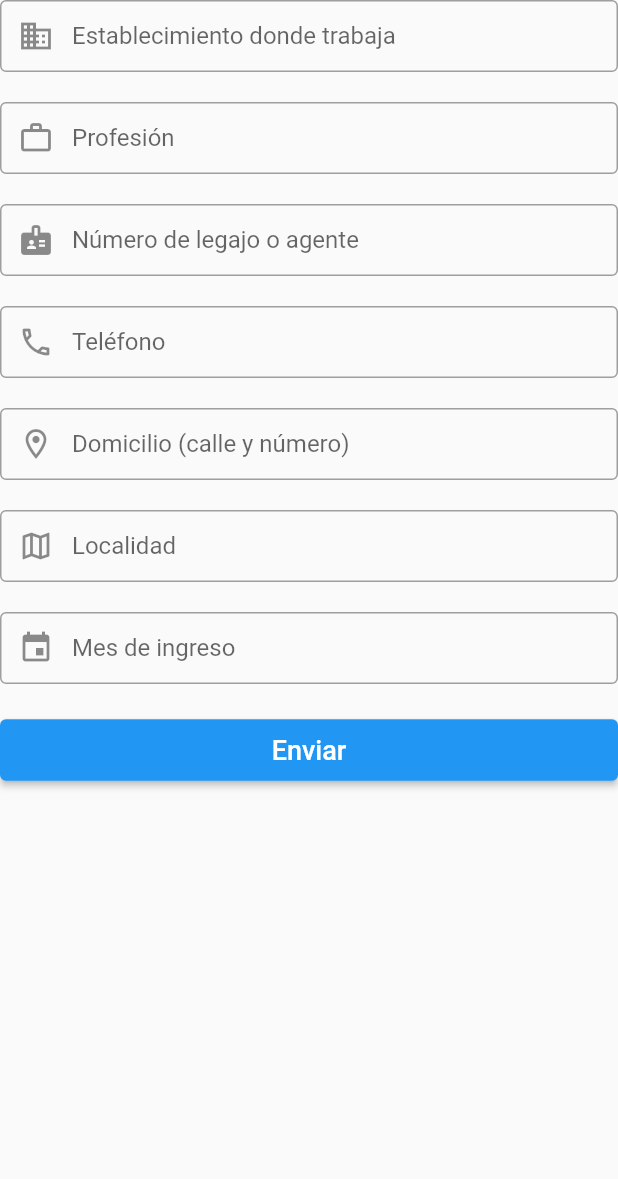
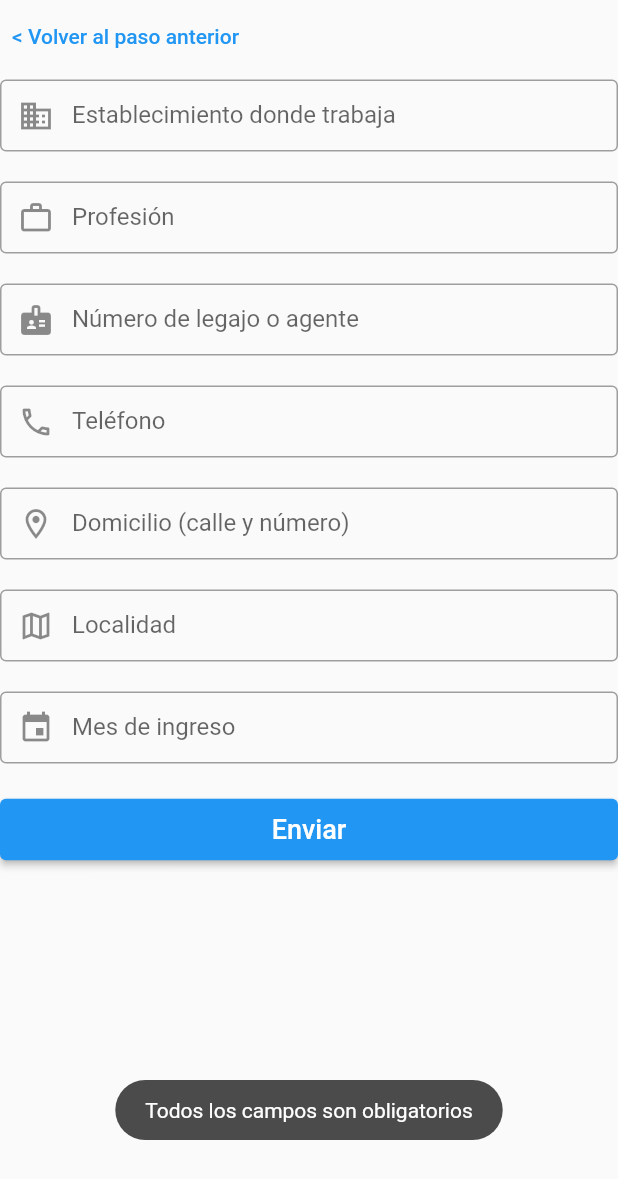
Before and after one commit to agustinwalter/ATSA, a Flutter app: the WorkingForm widget shown alone on an empty page, opened directly, after a tap on "Enviar", on a phone screen of 412 x 824 dp. Shown: the top 1179 px of the screen. Run offline on Flutter 3.47's test engine with Material 2 defaults, Android fonts, the phone set to English and light mode, and no system bars; our stand-ins replace cloud_firestore, firebase_auth, firebase_core, fluttertoast, font_awesome_flutter; accounts and stored records are empty.

Commit message:
Form model added and basic form functionality created.

```diff
--- a/lib/main.dart
+++ b/lib/main.dart
@@ -1,4 +1,5 @@
 import 'package:atsa/helpers/login_status.dart';
+import 'package:atsa/provider/form_provider.dart';
 import 'package:atsa/provider/user_provider.dart';
 import 'package:atsa/screens/business_screen.dart';
 import 'package:atsa/screens/login_process_screen.dart';
@@ -13,6 +14,7 @@ void main() {
     MultiProvider(
       providers: <SingleChildWidget>[
         ChangeNotifierProvider<UserProvider>(create: (BuildContext _) => UserProvider()),
+        ChangeNotifierProvider<FormProvider>(create: (BuildContext _) => FormProvider()),
       ],
       child: const ATSA(),
     ),
--- a/lib/models/atsa_form.dart
+++ b/lib/models/atsa_form.dart
@@ -1 +1,56 @@
-class AtsaForm {}
+class AtsaForm {
+  AtsaForm({
+    this.name,
+    this.surname,
+    this.dni,
+    this.email,
+    this.personalPhone,
+    this.personalAddress,
+    this.personalCity,
+    this.dateOfBirth,
+    this.civilStatus,
+    this.work,
+    this.profession,
+    this.file,
+    this.workPhone,
+    this.workAddress,
+    this.workCity,
+    this.month,
+  });
+
+  String name;
+  String surname;
+  int dni;
+  String email;
+  int personalPhone;
+  String personalAddress;
+  String personalCity;
+  String dateOfBirth;
+  String civilStatus;
+  String work;
+  String profession;
+  String file;
+  int workPhone;
+  String workAddress;
+  String workCity;
+  String month;
+
+  Map<String, Object> toJson() => <String, Object>{
+        'name': name,
+        'surname': surname,
+        'dni': dni,
+        'email': email,
+        'personalPhone': personalPhone,
+        'personalAddress': personalAddress,
+        'personalCity': personalCity,
+        'dateOfBirth': dateOfBirth,
+        'civilStatus': civilStatus,
+        'work': work,
+        'profession': profession,
+        'file': file,
+        'workPhone': workPhone,
+        'workAddress': workAddress,
+        'workCity': workCity,
+        'month': month,
+      };
+}
--- a/lib/widgets/affiliation_folder/working_form.dart
+++ /dev/null
@@ -1,73 +0,0 @@
-import 'package:atsa/widgets/general/custom_text_field.dart';
-import 'package:atsa/widgets/general/primary_button.dart';
-import 'package:flutter/material.dart';
-
-class WorkingForm extends StatelessWidget {
-  const WorkingForm({Key key}) : super(key: key);
-
-  @override
-  Widget build(BuildContext context) {
-    return Column(
-      mainAxisSize: MainAxisSize.min,
-      children: <Widget>[
-        const CustomTextField(
-          textInputAction: TextInputAction.next,
-          labelText: 'Establecimiento donde trabaja',
-          icon: Icons.business,
-          keyboardType: TextInputType.name,
-          focusColor: Colors.blue,
-        ),
-        const SizedBox(height: 20),
-        const CustomTextField(
-          textInputAction: TextInputAction.next,
-          labelText: 'Profesión',
-          icon: Icons.work_outline,
-          keyboardType: TextInputType.name,
-          focusColor: Colors.blue,
-        ),
-        const SizedBox(height: 20),
-        const CustomTextField(
-          textInputAction: TextInputAction.next,
-          labelText: 'Número de legajo o agente',
-          icon: Icons.badge,
-          keyboardType: TextInputType.text,
-          focusColor: Colors.blue,
-        ),
-        const SizedBox(height: 20),
-        const CustomTextField(
-          textInputAction: TextInputAction.next,
-          labelText: 'Teléfono',
-          icon: Icons.phone_outlined,
-          keyboardType: TextInputType.name,
-          focusColor: Colors.blue,
-        ),
-        const SizedBox(height: 20),
-        const CustomTextField(
-          textInputAction: TextInputAction.next,
-          labelText: 'Domicilio (calle y número)',
-          icon: Icons.location_on_outlined,
-          keyboardType: TextInputType.name,
-          focusColor: Colors.blue,
-        ),
-        const SizedBox(height: 20),
-        const CustomTextField(
-          textInputAction: TextInputAction.next,
-          labelText: 'Localidad',
-          icon: Icons.map_outlined,
-          keyboardType: TextInputType.name,
-          focusColor: Colors.blue,
-        ),
-        const SizedBox(height: 20),
-        const CustomTextField(
-          textInputAction: TextInputAction.next,
-          labelText: 'Mes de ingreso',
-          icon: Icons.event,
-          keyboardType: TextInputType.emailAddress,
-          focusColor: Colors.blue,
-        ),
-        const SizedBox(height: 20),
-        PrimaryButton(onPressed: () {}, text: 'Enviar'),
-      ],
-    );
-  }
-}
--- /dev/null
+++ b/lib/widgets/affiliation_form/working_form.dart
@@ -0,0 +1,140 @@
+import 'package:atsa/helpers/show_toast.dart';
+import 'package:atsa/provider/form_provider.dart';
+import 'package:atsa/widgets/general/custom_text_field.dart';
+import 'package:atsa/widgets/general/primary_button.dart';
+import 'package:flutter/material.dart';
+import 'package:provider/provider.dart';
+
+class WorkingForm extends StatefulWidget {
+  const WorkingForm({Key key}) : super(key: key);
+  @override
+  _WorkingFormState createState() => _WorkingFormState();
+}
+
+class _WorkingFormState extends State<WorkingForm> {
+  final TextEditingController _workC = TextEditingController();
+  final TextEditingController _professionC = TextEditingController();
+  final TextEditingController _fileC = TextEditingController();
+  final TextEditingController _phoneC = TextEditingController();
+  final TextEditingController _addressC = TextEditingController();
+  final TextEditingController _cityC = TextEditingController();
+  final TextEditingController _monthC = TextEditingController();
+
+  @override
+  void dispose() {
+    super.dispose();
+    _workC.dispose();
+    _professionC.dispose();
+    _fileC.dispose();
+    _phoneC.dispose();
+    _addressC.dispose();
+    _cityC.dispose();
+    _monthC.dispose();
+  }
+
+  void _sendData() {
+    if (_workC.text.isEmpty ||
+        _professionC.text.isEmpty ||
+        _fileC.text.isEmpty ||
+        _phoneC.text.isEmpty ||
+        _addressC.text.isEmpty ||
+        _cityC.text.isEmpty ||
+        _monthC.text.isEmpty) {
+      showToast('Todos los campos son obligatorios');
+      return;
+    }
+
+    Provider.of<FormProvider>(context, listen: false).sendForm(
+      work: _workC.text,
+      profession: _professionC.text,
+      file: _fileC.text,
+      workPhone: int.tryParse(_phoneC.text),
+      workAddress: _addressC.text,
+      workCity: _cityC.text,
+      month: _monthC.text,
+    );
+  }
+
+  void _prevStep() => Provider.of<FormProvider>(context, listen: false).prevStep();
+
+  @override
+  Widget build(BuildContext context) {
+    return Column(
+      mainAxisSize: MainAxisSize.min,
+      children: <Widget>[
+        Align(
+          alignment: Alignment.centerLeft,
+          child: TextButton(
+            onPressed: _prevStep,
+            child: const Text('< Volver al paso anterior'),
+          ),
+        ),
+        const SizedBox(height: 5),
+        CustomTextField(
+          textInputAction: TextInputAction.next,
+          labelText: 'Establecimiento donde trabaja',
+          icon: Icons.business,
+          keyboardType: TextInputType.name,
+          focusColor: Colors.blue,
+          controller: _workC,
+        ),
+        const SizedBox(height: 20),
+        CustomTextField(
+          textInputAction: TextInputAction.next,
+          labelText: 'Profesión',
+          icon: Icons.work_outline,
+          keyboardType: TextInputType.name,
+          focusColor: Colors.blue,
+          controller: _professionC,
+        ),
+        const SizedBox(height: 20),
+        CustomTextField(
+          textInputAction: TextInputAction.next,
+          labelText: 'Número de legajo o agente',
+          icon: Icons.badge,
+          keyboardType: TextInputType.text,
+          focusColor: Colors.blue,
+          controller: _fileC,
+        ),
+        const SizedBox(height: 20),
+        CustomTextField(
+          textInputAction: TextInputAction.next,
+          labelText: 'Teléfono',
+          icon: Icons.phone_outlined,
+          keyboardType: TextInputType.phone,
+          focusColor: Colors.blue,
+          controller: _phoneC,
+        ),
+        const SizedBox(height: 20),
+        CustomTextField(
+          textInputAction: TextInputAction.next,
+          labelText: 'Domicilio (calle y número)',
+          icon: Icons.location_on_outlined,
+          keyboardType: TextInputType.streetAddress,
+          focusColor: Colors.blue,
+          controller: _addressC,
+        ),
+        const SizedBox(height: 20),
+        CustomTextField(
+          textInputAction: TextInputAction.next,
+          labelText: 'Localidad',
+          icon: Icons.map_outlined,
+          keyboardType: TextInputType.name,
+          focusColor: Colors.blue,
+          controller: _cityC,
+        ),
+        const SizedBox(height: 20),
+        CustomTextField(
+          textInputAction: TextInputAction.next,
+          labelText: 'Mes de ingreso',
+          icon: Icons.event,
+          keyboardType: TextInputType.text,
+          focusColor: Colors.blue,
+          controller: _monthC,
+        ),
+        const SizedBox(height: 20),
+        PrimaryButton(onPressed: _sendData, text: 'Enviar'),
+      ],
+    );
+  }
+}
```
Also changed, not shown: lib/provider/form_provider.dart (added, +58 -0 lines), lib/screens/affiliation_form_screen.dart (+24 -13 lines), lib/widgets/affiliation_folder/personal_form.dart (deleted, +0 -89 lines), lib/widgets/affiliation_form/personal_form.dart (added, +179 -0 lines).
